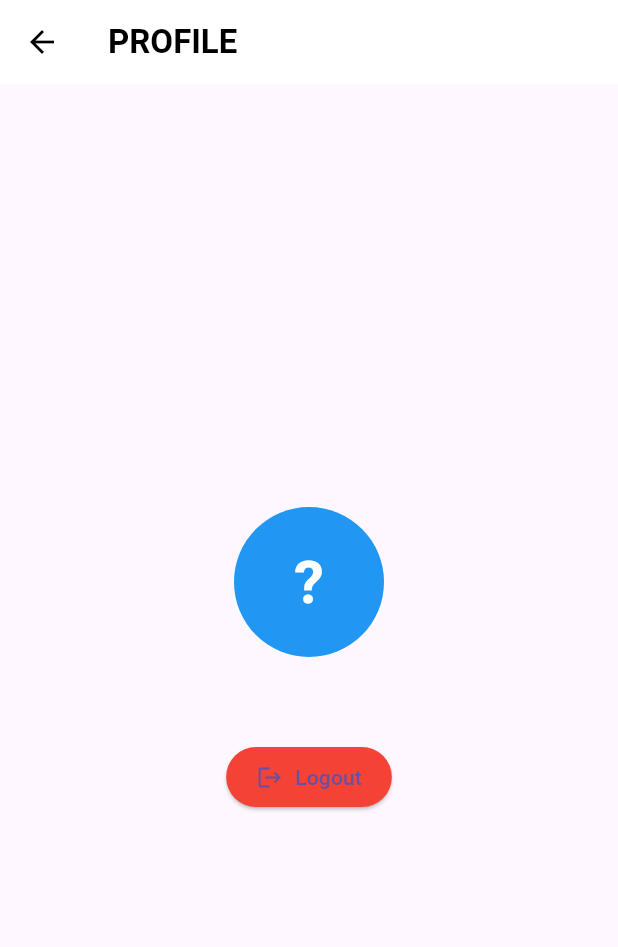
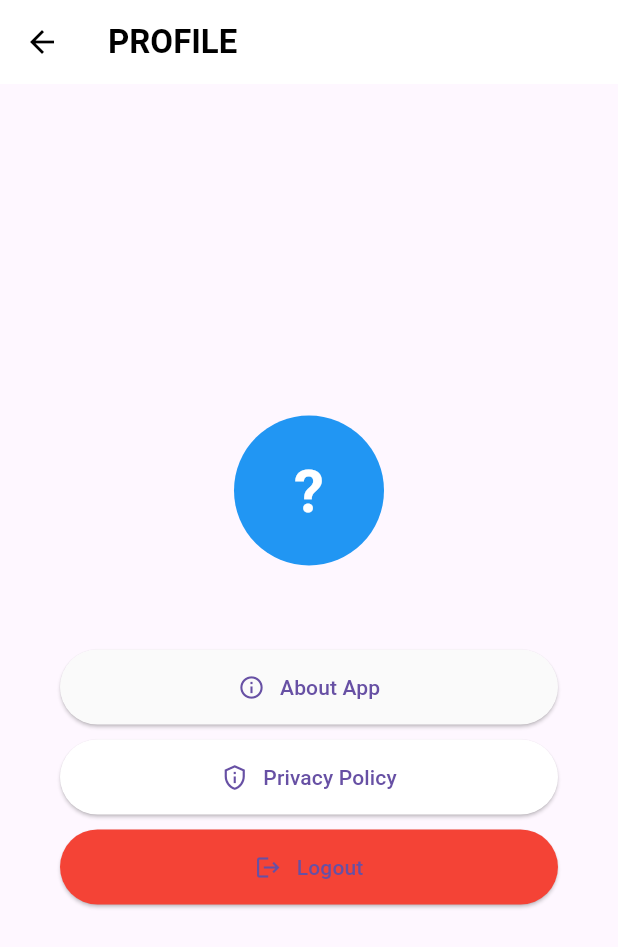
Before and after one commit to Jeffrubensky/Home_Finder, a Flutter app: the ProfileScreen screen opened by its route, on a phone screen of 412 x 824 dp. Shown: the top 947 px of the screen. Run offline on Flutter 3.47's test engine with Material 3 defaults, Android fonts, the phone set to English and light mode, and no system bars; our stand-ins replace firebase_auth, firebase_core, flutter_image_compress, google_sign_in, image_picker, shared_preferences and 1 more; accounts and stored records are empty.

Commit message:
Mise à jour complète du projet

```diff
--- a/lib/profile_screen.dart
+++ b/lib/profile_screen.dart
@@ -2,9 +2,11 @@ import 'package:flutter/material.dart';
 import 'package:firebase_auth/firebase_auth.dart';
 
 class ProfileScreen extends StatelessWidget {
-  final FirebaseAuth _auth = FirebaseAuth.instance;
+  final FirebaseAuth _auth;
 
-   ProfileScreen({super.key});
+  ProfileScreen({Key? key})
+    : _auth = FirebaseAuth.instance,
+      super(key: key);
 
   @override
   Widget build(BuildContext context) {
@@ -23,42 +25,97 @@ class ProfileScreen extends StatelessWidget {
         child: Column(
           mainAxisAlignment: MainAxisAlignment.center,
           children: [
-            /// ✅ Icône de profil (avatar avec initiale si pas de photo)
+            // Icône de profil
             CircleAvatar(
               radius: 50,
-              backgroundColor: Colors.blue, // Couleur de fond de l’avatar
+              backgroundColor: Colors.blue,
               backgroundImage: user?.photoURL != null
                   ? NetworkImage(user!.photoURL!)
-                  : null, // Utilisation de l’image Firebase si disponible
+                  : null,
               child: user?.photoURL == null
                   ? Text(
                       firstLetter,
-                      style: TextStyle(fontSize: 40, fontWeight: FontWeight.bold, color: Colors.white),
+                      style: const TextStyle(
+                        fontSize: 40,
+                        fontWeight: FontWeight.bold,
+                        color: Colors.white
+                      ),
                     )
-                  : null, // Affichage de l'initiale si pas d’image
+                  : null,
             ),
-            SizedBox(height: 10),
+            const SizedBox(height: 10),
 
-            /// ✅ Affichage de l'email de l'utilisateur
+            // Email de l'utilisateur
             Text(
               email,
-              style: TextStyle(fontSize: 18, fontWeight: FontWeight.bold),
+              style: const TextStyle(fontSize: 18, fontWeight: FontWeight.bold),
             ),
-            SizedBox(height: 20),
+            const SizedBox(height: 20),
 
-            /// ✅ Bouton de déconnexion
-            ElevatedButton.icon(
+            // Section About
+            Padding(
+              padding: const EdgeInsets.symmetric(horizontal: 40),
+              child: ElevatedButton(
+                onPressed: () => _showAboutDialog(context),
+                style: ElevatedButton.styleFrom(
+                  backgroundColor: const Color.fromARGB(255, 250, 250, 250),
+                  minimumSize: const Size(double.infinity, 50),
+                ),
+                child: const Row(
+                  mainAxisAlignment: MainAxisAlignment.center,
+                  children: [
+                    Icon(Icons.info_outline),
+                    SizedBox(width: 10),
+                    Text('About App'),
+                  ],
+                ),
+              ),
+            ),
+            const SizedBox(height: 10),
+
+            // Section Privacy Policy
+            Padding(
+              padding: const EdgeInsets.symmetric(horizontal: 40),
+              child: ElevatedButton(
+                onPressed: () => _showPrivacyPolicy(context),
+                style: ElevatedButton.styleFrom(
+                  backgroundColor: const Color.fromARGB(255, 255, 255, 255),
+                  minimumSize: const Size(double.infinity, 50),
+                ),
+                child: const Row(
+                  mainAxisAlignment: MainAxisAlignment.center,
+                  children: [
+                    Icon(Icons.privacy_tip_outlined),
+                    SizedBox(width: 10),
+                    Text('Privacy Policy'),
+                  ],
+                ),
+              ),
+            ),
+            const SizedBox(height: 10),
+
+            // Bouton de déconnexion
+            Padding(
+              padding: const EdgeInsets.symmetric(horizontal: 40),
+              child: ElevatedButton(
                 onPressed: () async {
                   await _auth.signOut();
                   if (context.mounted) {
                     Navigator.pushReplacementNamed(context, '/login');
                   }
                 },
-              icon: Icon(Icons.logout),
-              label: Text("Logout"),
                 style: ElevatedButton.styleFrom(
                   backgroundColor: Colors.red,
-                padding: EdgeInsets.symmetric(horizontal: 20, vertical: 10),
+                  minimumSize: const Size(double.infinity, 50),
+                ),
+                child: const Row(
+                  mainAxisAlignment: MainAxisAlignment.center,
+                  children: [
+                    Icon(Icons.logout),
+                    SizedBox(width: 10),
+                    Text('Logout'),
+                  ],
+                ),
               ),
             ),
           ],
@@ -66,4 +123,50 @@ class ProfileScreen extends StatelessWidget {
       ),
     );
   }
+
+  void _showAboutDialog(BuildContext context) {
+    showDialog(
+      context: context,
+      builder: (context) => AlertDialog(
+        title: const Text('About App'),
+        content: const Text(
+            'This is a real estate application developed to help users find and list properties.\n\n'
+            'Version 1.0.0\n\n'
+            '© 2023 RealEstate Inc.'),
+        actions: [
+          TextButton(
+            onPressed: () => Navigator.pop(context),
+            child: const Text('OK'),
+          ),
+        ],
+      ),
+    );
   }
+
+  void _showPrivacyPolicy(BuildContext context) {
+    showDialog(
+      context: context,
+      builder: (context) => AlertDialog(
+        title: const Text('Privacy Policy'),
+        content: SingleChildScrollView(
+          child: const Text(
+            'PRIVACY POLICY\n\n'
+            '1. Information Collection\n'
+            'We collect information you provide when using our app...\n\n'
+            '2. Use of Information\n'
+            'Your information is used to provide and improve our services...\n\n'
+            '3. Data Security\n'
+            'We implement security measures to protect your data...\n\n'
+            'Last Updated: January 2023',
+          ),
+        ),
+        actions: [
+          TextButton(
+            onPressed: () => Navigator.pop(context),
+            child: const Text('Close'),
+          ),
+        ],
+      ),
+    );
+  }
+}
```
Lines whose indentation alone changed are shown as unchanged.
